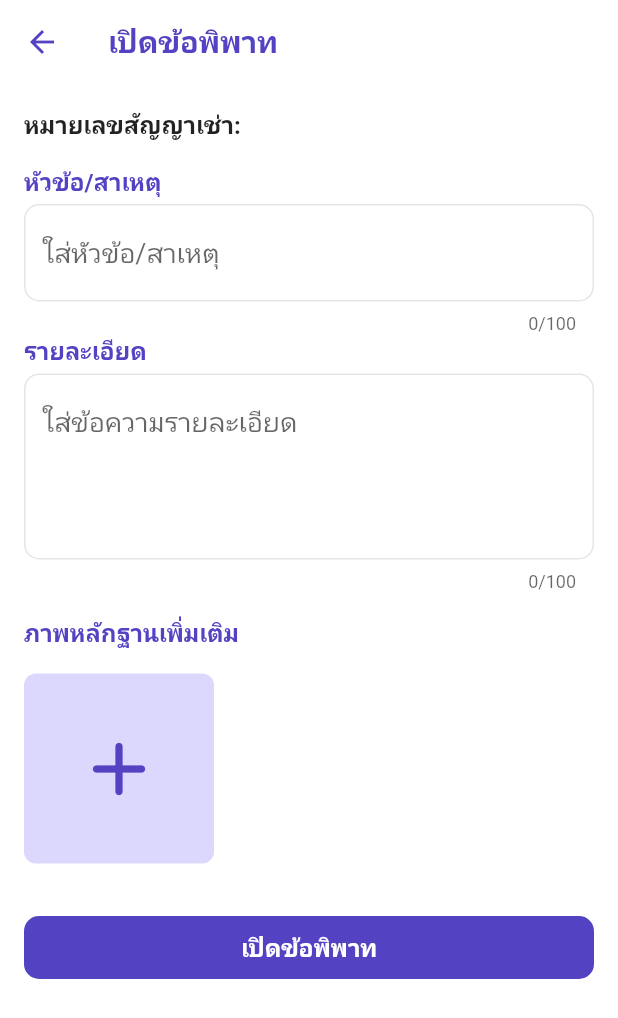
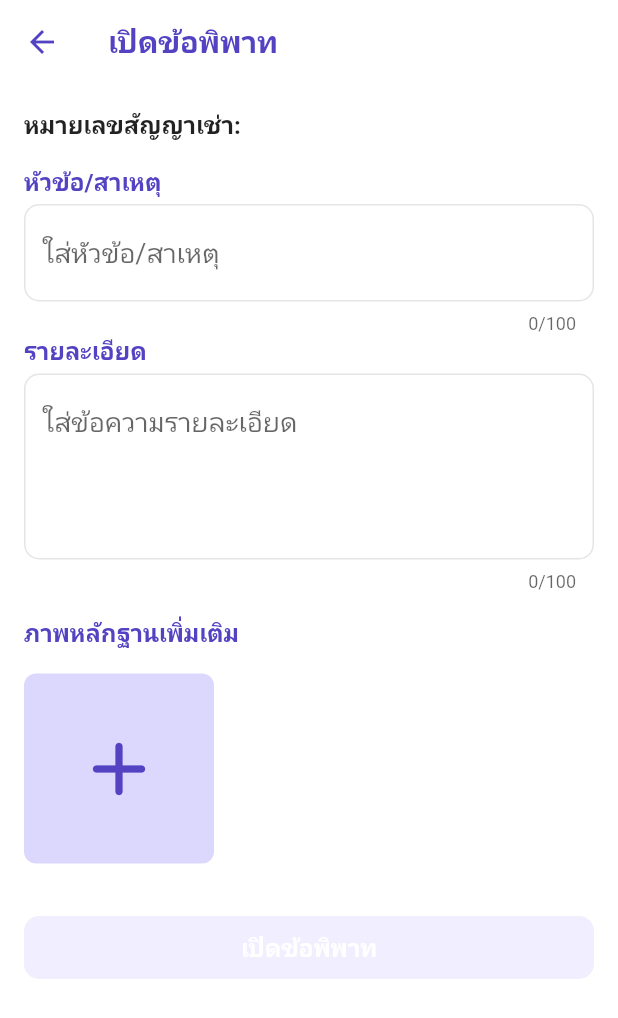
Before and after one commit to CE-KMITL-Project-2021-Group-36/Rental-App, a Flutter app: the AddDisputeScreen screen opened directly with empty values, on a phone screen of 412 x 824 dp. Shown: the top 1018 px of the screen. Run offline on Flutter 3.47's test engine with Material 2 defaults, Android fonts, the phone set to English and light mode, and no system bars; drawn by our look-alikes of keyboard_dismisser; our stand-ins replace badges, carousel_nullsafety, cloud_firestore, dotted_border, dropdown_button2, file_picker and 11 more; missing offline and left inert: flutterfire_ui; accounts and stored records are empty; Roboto replaces fonts that are missing (SFThonburi).

Commit message:
[feat] Add dispute validation form

```diff
--- a/rental_app/lib/screens/add_dispute_screen.dart
+++ b/rental_app/lib/screens/add_dispute_screen.dart
@@ -19,13 +19,16 @@ class AddDisputeScreen extends StatefulWidget {
 }
 
 class _AddDisputeScreenState extends State<AddDisputeScreen> {
+  final _formKey = GlobalKey<FormState>();
+
   CollectionReference disputes =
       FirebaseFirestore.instance.collection('disputes');
   CollectionReference contracts =
       FirebaseFirestore.instance.collection("contracts");
 
-  late String _title = '';
-  late String _detail = '';
+  final TextEditingController _title = TextEditingController();
+  final TextEditingController _detail = TextEditingController();
+  final ValueNotifier<bool> _continuousValidation = ValueNotifier(false);
 
   firebase_storage.FirebaseStorage storage =
       firebase_storage.FirebaseStorage.instance;
@@ -111,8 +114,8 @@ class _AddDisputeScreenState extends State<AddDisputeScreen> {
     await uploadFile();
     await disputes.doc(widget.contract.id).set({
       'contractId': widget.contract.id,
-      'title': _title,
-      'detail': _detail,
+      'title': _title.value,
+      'detail': _detail.value,
       'imageUrls': FieldValue.arrayUnion(_imageUrl),
       'dateCreated': DateTime.now(),
     });
@@ -131,6 +134,14 @@ class _AddDisputeScreenState extends State<AddDisputeScreen> {
         body: SingleChildScrollView(
           child: Padding(
             padding: const EdgeInsets.all(16.0),
+            child: ValueListenableBuilder(
+                valueListenable: _continuousValidation,
+                builder: (BuildContext context, bool val, Widget? child) {
+                  return Form(
+                    key: _formKey,
+                    autovalidateMode: _continuousValidation.value
+                        ? AutovalidateMode.onUserInteraction
+                        : AutovalidateMode.disabled,
                     child: Column(
                       crossAxisAlignment: CrossAxisAlignment.stretch,
                       children: [
@@ -152,8 +163,12 @@ class _AddDisputeScreenState extends State<AddDisputeScreen> {
                         ),
                         const SizedBox(height: 4),
                         TextFormField(
-                  onChanged: (value) {
-                    _title = value;
+                          controller: _title,
+                          validator: (value) {
+                            if (value!.isEmpty) {
+                              return 'โปรดระบุหัวข้อ';
+                            }
+                            return null;
                           },
                           maxLines: 1,
                           decoration: const InputDecoration(
@@ -171,8 +186,12 @@ class _AddDisputeScreenState extends State<AddDisputeScreen> {
                         ),
                         const SizedBox(height: 4),
                         TextFormField(
-                  onChanged: (value) {
-                    _detail = value;
+                          controller: _detail,
+                          validator: (value) {
+                            if (value!.isEmpty) {
+                              return 'โปรดระบุรายละเอียด';
+                            }
+                            return null;
                           },
                           maxLines: 4,
                           decoration: const InputDecoration(
@@ -194,18 +213,20 @@ class _AddDisputeScreenState extends State<AddDisputeScreen> {
                           physics: const NeverScrollableScrollPhysics(),
                           shrinkWrap: true,
                           itemCount: _image.length + 1,
-                  gridDelegate: const SliverGridDelegateWithFixedCrossAxisCount(
+                          gridDelegate:
+                              const SliverGridDelegateWithFixedCrossAxisCount(
                                   crossAxisCount: 3),
                           itemBuilder: (context, index) {
                             return index == 0
                                 ? InkWell(
                                     splashColor: primaryColor,
-                            onTap: (() => !uploading ? chooseImage() : null),
+                                    onTap: (() =>
+                                        !uploading ? chooseImage() : null),
                                     child: Ink(
                                       decoration: BoxDecoration(
                                         color: primaryColor[50],
-                                borderRadius:
-                                    const BorderRadius.all(Radius.circular(8)),
+                                        borderRadius: const BorderRadius.all(
+                                            Radius.circular(8)),
                                       ),
                                       child: const Icon(Icons.add_rounded,
                                           color: primaryColor, size: 60),
@@ -221,8 +242,8 @@ class _AddDisputeScreenState extends State<AddDisputeScreen> {
                                             image: FileImage(_image[index - 1]),
                                             fit: BoxFit.cover,
                                           ),
-                                  borderRadius:
-                                      const BorderRadius.all(Radius.circular(8)),
+                                          borderRadius: const BorderRadius.all(
+                                              Radius.circular(8)),
                                         ),
                                       ),
                                       IconButton(
@@ -242,25 +263,43 @@ class _AddDisputeScreenState extends State<AddDisputeScreen> {
                           },
                         ),
                         const SizedBox(height: 32),
-                TextButton(
-                  child: const Text('เปิดข้อพิพาท'),
+                        ValueListenableBuilder<TextEditingValue>(
+                            valueListenable: _detail,
+                            builder: (context, value, child) {
+                              return TextButton(
+                                child: const Text(
+                                  'เปิดข้อพิพาท',
+                                  style: TextStyle(
+                                    fontSize: 16,
+                                    fontWeight: FontWeight.bold,
+                                  ),
+                                ),
                                 onPressed: () async {
+                                  if (!_formKey.currentState!.validate()) {
+                                    _continuousValidation.value = true;
+                                  } else {
                                     await createDispute();
                                     Navigator.pop(context);
-                    ScaffoldMessenger.of(context).showSnackBar(const SnackBar(
+                                    ScaffoldMessenger.of(context)
+                                        .showSnackBar(const SnackBar(
                                       content: Text('เปิดข้อพิพาทสำเร็จ'),
                                     ));
+                                  }
                                 },
                                 style: TextButton.styleFrom(
-                    padding: const EdgeInsets.symmetric(vertical: 10.0),
+                                  padding: const EdgeInsets.symmetric(
+                                      vertical: 10.0),
                                   primary: Colors.white,
-                    backgroundColor: primaryColor,
-                    textStyle: const TextStyle(
-                        fontSize: 16, fontWeight: FontWeight.bold),
+                                  backgroundColor: value.text.isNotEmpty
+                                      ? primaryColor
+                                      : primaryLightColor,
                                 ),
-                )
+                              );
+                            })
                       ],
                     ),
+                  );
+                }),
           ),
         ),
       ),
```
Lines whose indentation alone changed are shown as unchanged.
